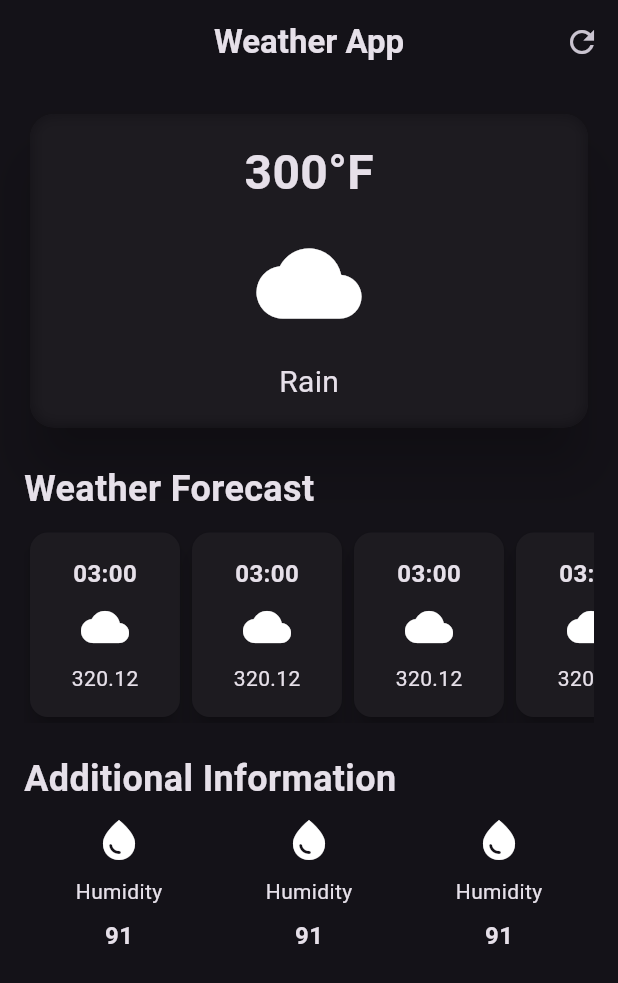
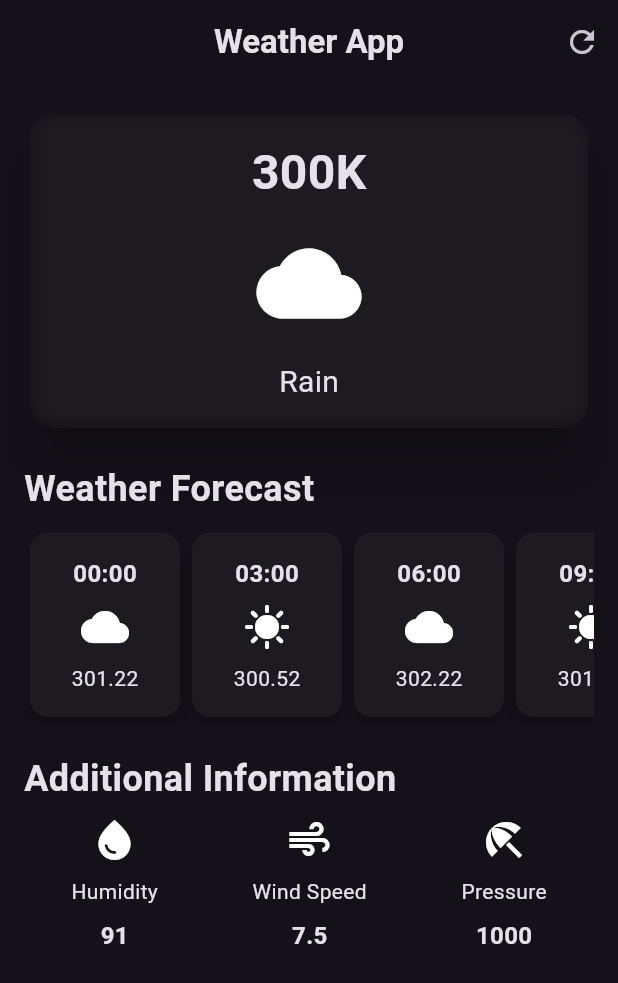
Before and after one commit to Shruti248/weather_app, a Flutter app: the screen it shows after launch, on a phone screen of 412 x 824 dp. Shown: the top 983 px of the screen. Run offline on Flutter 3.47's test engine with Material 3 defaults, Android fonts, the phone set to English and light mode, and no system bars.

Commit message:
Constructor for dynamic data

```diff
--- a/lib/additional_info_item.dart
+++ b/lib/additional_info_item.dart
@@ -1,19 +1,42 @@
 import 'package:flutter/material.dart';
 
 class AdditionalInfoItem extends StatelessWidget {
+
+  // Since we want to display different text foe each of the card
+  // We take the data from the constructor
+  // icon - label - value -- dynamic data with same styles - so using a constructor
+
+  // Steps for creating the constructor
+  // Mark every properties as final bcoz of stateless
+  final IconData icon;
+  final String label;
+  final String value;
+
   const AdditionalInfoItem({
     super.key,
+    required this.icon,
+    required this.label,
+    required this.value,
   });
 
   @override
   Widget build(BuildContext context) {
-    return const Column(
+    return Column(
       children: [
-        Icon(Icons.water_drop , size: 32,),
-        SizedBox(height: 8,),
-        Text('Humidity' ,),
-        SizedBox(height: 8,),
-        Text('91' , style: TextStyle(
+        // Icon(Icons.water_drop , size: 32,),
+        Icon(icon , size: 32,),
+
+        const SizedBox(height: 8,),
+        // Text('Humidity' ,),
+        Text(label),
+
+        const SizedBox(height: 8,),
+        // Text('91' , style: TextStyle(
+        //   fontWeight: FontWeight.bold,
+        //   fontSize: 16,
+        // ),)
+        Text(value ,
+          style: const TextStyle(
           fontWeight: FontWeight.bold,
           fontSize: 16,
         ),)
--- a/lib/hourly_forecast_item.dart
+++ b/lib/hourly_forecast_item.dart
@@ -2,7 +2,17 @@ import "package:flutter/material.dart";
 
 // creating a separate widget for Card -- that is repeating
 class HourlyForecastItem extends StatelessWidget {
-  const HourlyForecastItem({super.key});
+
+  final String time;
+  final IconData icon;
+  final String temperature;
+
+  const HourlyForecastItem({
+    super.key,
+    required this.time,
+    required this.icon,
+    required this.temperature,
+  });
 
   @override
   Widget build(BuildContext context) {
@@ -14,15 +24,15 @@ class HourlyForecastItem extends StatelessWidget {
         decoration: BoxDecoration(
           borderRadius: BorderRadius.circular(14),
         ),
-        child: const Column(
+        child: Column(
           children: [
-            Text('03:00' , style: TextStyle(fontSize: 16 , fontWeight: FontWeight.bold),),
-            SizedBox(height: 8,),
+            Text(time , style: const TextStyle(fontSize: 16 , fontWeight: FontWeight.bold),),
+           const SizedBox(height: 8,),
 
-            Icon(Icons.cloud , size: 32,),
-            SizedBox(height: 8,),
+            Icon(icon , size: 32,),
+            const SizedBox(height: 8,),
 
-            Text('320.12' ,),
+            Text(temperature ,),
 
           ],
         ),
--- a/lib/weather_screen.dart
+++ b/lib/weather_screen.dart
@@ -60,7 +60,7 @@ class WeatherScreen extends StatelessWidget {
                       padding: EdgeInsets.all(16.0),
                       child: Column(
                         children: [
-                          Text('300°F' , style: TextStyle(
+                          Text('300K' , style: TextStyle(
                               fontSize: 32,
                               fontWeight: FontWeight.bold,
                           ),),
@@ -100,12 +100,28 @@ class WeatherScreen extends StatelessWidget {
                child: Row(
                 children: [
 
-                  HourlyForecastItem(),
-                  HourlyForecastItem(),
-                  HourlyForecastItem(),
-                  HourlyForecastItem(),
-                  HourlyForecastItem(),
-                  HourlyForecastItem(),
+                  HourlyForecastItem(
+                    time: '00:00',
+                    icon: Icons.cloud,
+                    temperature : '301.22',
+                  ),
+                  HourlyForecastItem(
+                    time: '03:00',
+                    icon: Icons.sunny,
+                    temperature : '300.52',
+                  ),
+                  HourlyForecastItem(
+                    time: '06:00',
+                    icon: Icons.cloud,
+                    temperature : '302.22',),
+                  HourlyForecastItem(
+                    time: '09:00',
+                    icon: Icons.sunny,
+                    temperature : '301.22',),
+                  HourlyForecastItem(
+                    time: '12:00',
+                    icon: Icons.cloud,
+                    temperature : '304.22',),
                 ],
                ),
              ),
@@ -127,9 +143,21 @@ class WeatherScreen extends StatelessWidget {
         const Row(
           mainAxisAlignment: MainAxisAlignment.spaceAround,
           children: [
-            AdditionalInfoItem(),
-            AdditionalInfoItem(),
-            AdditionalInfoItem(),
+            AdditionalInfoItem(
+              icon: Icons.water_drop,
+              label: 'Humidity',
+              value: '91',
+            ),
+            AdditionalInfoItem(
+              icon: Icons.air,
+              label: 'Wind Speed',
+              value: '7.5',
+            ),
+            AdditionalInfoItem(
+              icon: Icons.beach_access,
+              label: 'Pressure',
+              value: '1000',
+            ),
           ],
         )
 
```
